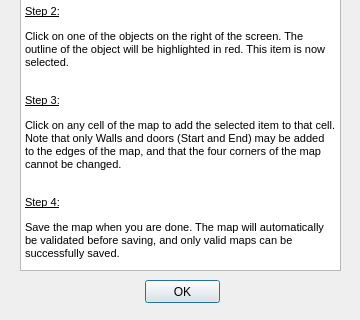
Old version of the form Code/DnD_Game/maphelpdialog.ui in the repository ChrisMukherjee/COMP345-Project; both pictures show x 0 to 360 and y 220 to 540 of the 360 by 540 pixel window.
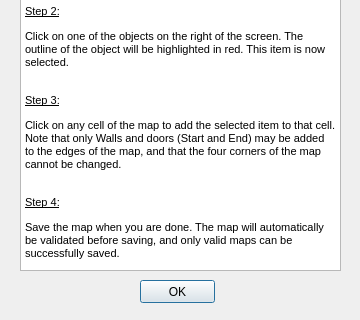
New version of the form. Icons and pictures are not drawn.

Patch:
```diff
--- a/Code/DnD_Game/maphelpdialog.ui
+++ b/Code/DnD_Game/maphelpdialog.ui
@@ -46,7 +46,7 @@
   <widget class="QPushButton" name="okButton">
    <property name="geometry">
     <rect>
-     <x>145</x>
+     <x>140</x>
      <y>500</y>
      <width>75</width>
      <height>23</height>
```
Left out of the diff: 8 changed lines with no effect on the pictures.
